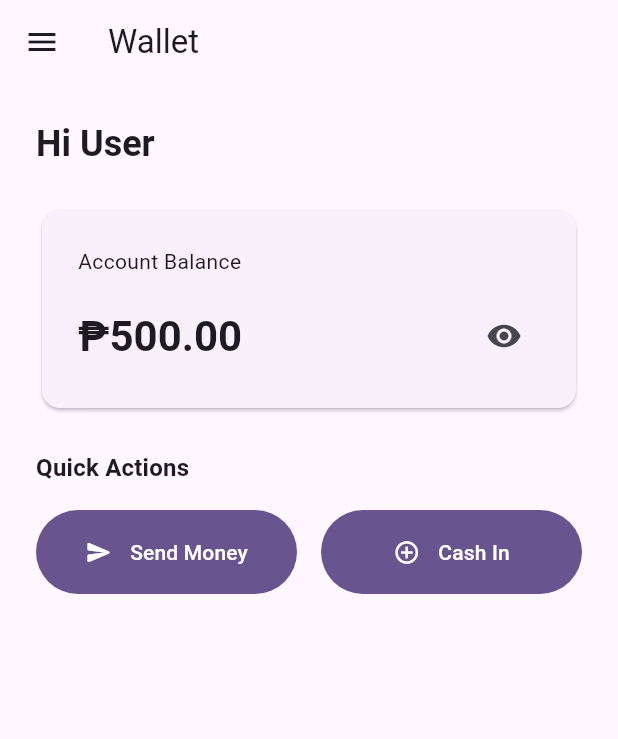
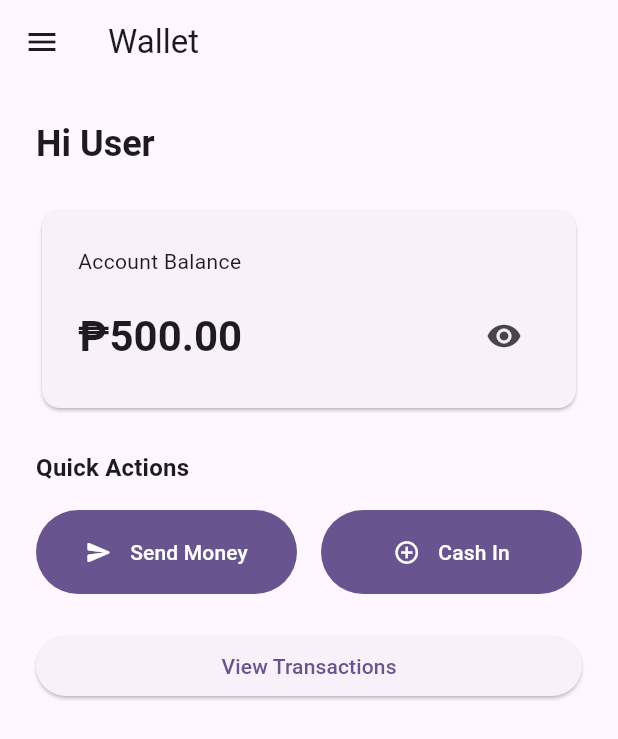
Before and after one commit to Buenaventura-Celine/maya_e_wallet, a Flutter app: the WalletScreen screen opened by its route, on a phone screen of 412 x 824 dp. Shown: the top 739 px of the screen. Run offline on Flutter 3.47's test engine with Material 3 defaults, Android fonts, the phone set to English and light mode, and no system bars; our stand-ins replace equatable, flutter_bloc, go_router.

Commit message:
completed UI for transactions feature using mock data

```diff
--- a/lib/core/routing/app_router.dart
+++ b/lib/core/routing/app_router.dart
@@ -6,12 +6,14 @@ import 'package:maya_e_wallet/features/auth/presentation/login_screen.dart';
 import 'package:maya_e_wallet/features/wallet/presentation/screens/wallet_screen.dart';
 import 'package:maya_e_wallet/features/wallet/presentation/screens/send_money_screen.dart';
 import 'package:maya_e_wallet/features/wallet/presentation/screens/cash_in_screen.dart';
+import 'package:maya_e_wallet/features/transaction/presentation/transactions_screen.dart';
 
 enum AppRoute {
   login,
   wallet,
   sendMoney,
   cashIn,
+  transactions,
 }
 
 class AppRouter {
@@ -55,6 +57,11 @@ class AppRouter {
         path: '/${AppRoute.cashIn.name}',
         builder: (context, state) => const CashInScreen(),
       ),
+      GoRoute(
+        name: AppRoute.transactions.name,
+        path: '/${AppRoute.transactions.name}',
+        builder: (context, state) => const TransactionsScreen(),
+      ),
     ],
   );
 }
--- /dev/null
+++ b/lib/features/transaction/domain/entities/transaction_entity.dart
@@ -0,0 +1,22 @@
+import 'package:equatable/equatable.dart';
+
+class TransactionEntity extends Equatable {
+  final String id;
+  final String type; // 'send' or 'cashIn'
+  final double amount;
+  final String recipient; // recipient name for send, transaction method for cash in
+  final DateTime dateTime;
+  final String status; // 'completed' or 'pending'
+
+  const TransactionEntity({
+    required this.id,
+    required this.type,
+    required this.amount,
+    required this.recipient,
+    required this.dateTime,
+    required this.status,
+  });
+
+  @override
+  List<Object?> get props => [id, type, amount, recipient, dateTime, status];
+}
--- /dev/null
+++ b/lib/features/transaction/domain/repositories/transaction_repository.dart
@@ -0,0 +1,5 @@
+import 'package:maya_e_wallet/features/transaction/domain/entities/transaction_entity.dart';
+
+abstract class TransactionRepository {
+  Future<List<TransactionEntity>> getTransactions();
+}
--- /dev/null
+++ b/lib/features/transaction/domain/usecases/get_transactions_usecase.dart
@@ -0,0 +1,12 @@
+import 'package:maya_e_wallet/features/transaction/domain/entities/transaction_entity.dart';
+import 'package:maya_e_wallet/features/transaction/domain/repositories/transaction_repository.dart';
+
+class GetTransactionsUseCase {
+  final TransactionRepository repository;
+
+  GetTransactionsUseCase(this.repository);
+
+  Future<List<TransactionEntity>> call() async {
+    return await repository.getTransactions();
+  }
+}
--- /dev/null
+++ b/lib/features/transaction/presentation/cubits/transaction_cubit.dart
@@ -0,0 +1,20 @@
+import 'package:flutter_bloc/flutter_bloc.dart';
+import 'package:maya_e_wallet/features/transaction/domain/usecases/get_transactions_usecase.dart';
+import 'transaction_state.dart';
+
+class TransactionCubit extends Cubit<TransactionState> {
+  final GetTransactionsUseCase getTransactionsUseCase;
+
+  TransactionCubit({required this.getTransactionsUseCase})
+      : super(const TransactionInitial());
+
+  Future<void> loadTransactions() async {
+    emit(const TransactionLoading());
+    try {
+      final transactions = await getTransactionsUseCase();
+      emit(TransactionLoaded(transactions));
+    } catch (e) {
+      emit(TransactionError(e.toString()));
+    }
+  }
+}
--- /dev/null
+++ b/lib/features/transaction/presentation/cubits/transaction_state.dart
@@ -0,0 +1,35 @@
+import 'package:equatable/equatable.dart';
+import 'package:maya_e_wallet/features/transaction/domain/entities/transaction_entity.dart';
+
+abstract class TransactionState extends Equatable {
+  const TransactionState();
+
+  @override
+  List<Object?> get props => [];
+}
+
+class TransactionInitial extends TransactionState {
+  const TransactionInitial();
+}
+
+class TransactionLoading extends TransactionState {
+  const TransactionLoading();
+}
+
+class TransactionLoaded extends TransactionState {
+  final List<TransactionEntity> transactions;
+
+  const TransactionLoaded(this.transactions);
+
+  @override
+  List<Object?> get props => [transactions];
+}
+
+class TransactionError extends TransactionState {
+  final String message;
+
+  const TransactionError(this.message);
+
+  @override
+  List<Object?> get props => [message];
+}
--- a/lib/features/wallet/presentation/screens/wallet_screen.dart
+++ b/lib/features/wallet/presentation/screens/wallet_screen.dart
@@ -5,6 +5,7 @@ import 'package:maya_e_wallet/core/routing/app_router.dart';
 import 'package:maya_e_wallet/features/auth/presentation/widgets/app_drawer.dart';
 import 'package:maya_e_wallet/features/wallet/presentation/cubits/wallet_cubit.dart';
 import 'package:maya_e_wallet/features/wallet/presentation/cubits/wallet_state.dart';
+import 'package:maya_e_wallet/features/wallet/presentation/widgets/view_transaction_button.dart';
 import 'package:maya_e_wallet/features/wallet/presentation/widgets/wallet/cash_in_button.dart';
 import 'package:maya_e_wallet/features/wallet/presentation/widgets/wallet/send_money_button.dart';
 import 'package:maya_e_wallet/features/wallet/presentation/widgets/wallet/wallet_header.dart';
@@ -84,6 +85,8 @@ class _WalletScreenState extends State<WalletScreen> {
                             ),
                           ],
                         ),
+                        const SizedBox(height: 24.0),
+                        const ViewTransactionButton(),
                       ],
                     ),
                   ),
--- /dev/null
+++ b/lib/features/wallet/presentation/widgets/view_transaction_button.dart
@@ -0,0 +1,20 @@
+import 'package:flutter/material.dart';
+import 'package:go_router/go_router.dart';
+import 'package:maya_e_wallet/core/routing/app_router.dart';
+
+class ViewTransactionButton extends StatelessWidget {
+  const ViewTransactionButton({super.key});
+
+  @override
+  Widget build(BuildContext context) {
+    return SizedBox(
+      width: double.infinity,
+      child: ElevatedButton(
+        onPressed: () {
+          context.pushNamed(AppRoute.transactions.name);
+        },
+        child: const Text('View Transactions'),
+      ),
+    );
+  }
+}
```
Also changed, not shown: lib/features/transaction/data/datasources/local_transaction_datasource.dart (added, +79 -0 lines), lib/features/transaction/data/models/transaction_model.dart (added, +43 -0 lines), lib/features/transaction/data/repositories/transaction_repository_impl.dart (added, +15 -0 lines), lib/features/transaction/presentation/transactions_screen.dart (added, +74 -0 lines), lib/features/transaction/presentation/utils/transaction_utils.dart (added, +16 -0 lines), lib/features/transaction/presentation/widgets/transaction_list_item.dart (added, +46 -0 lines), lib/main.dart (+19 -0 lines), pubspec.lock.
